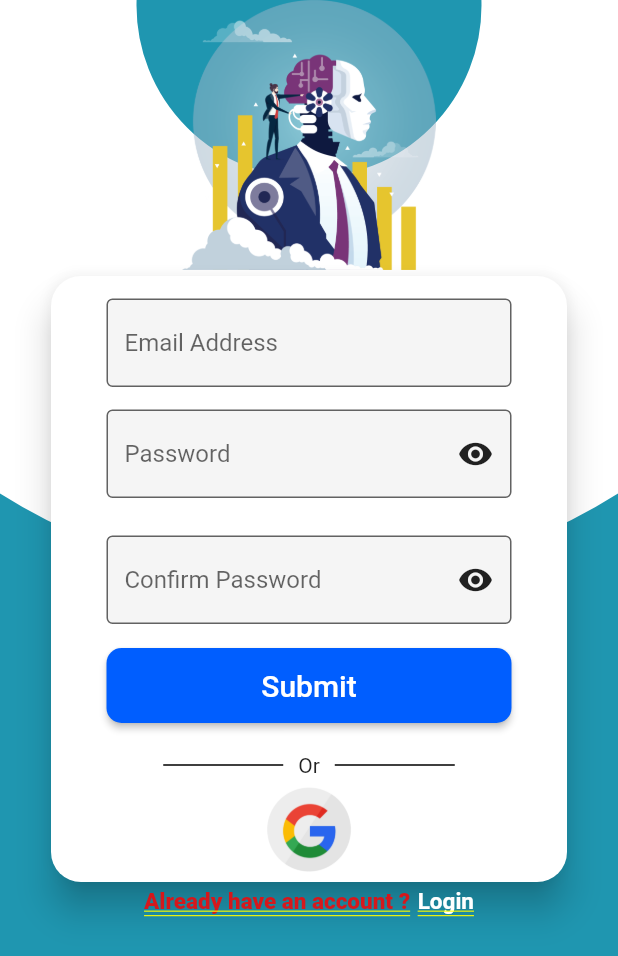
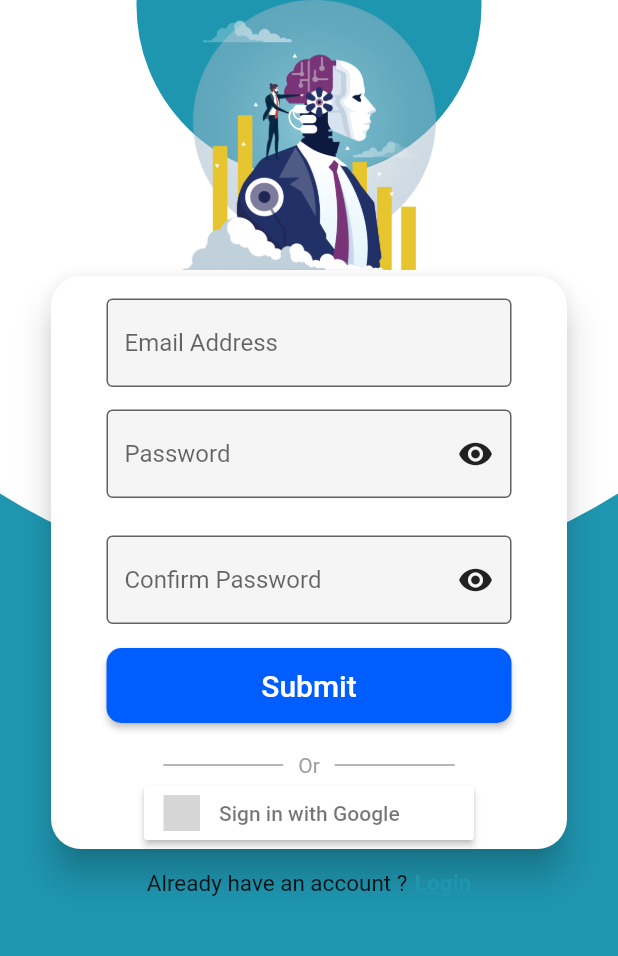
Before and after one commit to besquare-deriv/Developer-Readiness-Challenge, a Flutter app: the screen it shows after launch, after a tap on "Sign Up", on a phone screen of 412 x 824 dp. Shown: the top 956 px of the screen. Run offline on Flutter 3.47's test engine with Material 2 defaults, Android fonts, the phone set to English and light mode, and no system bars; our stand-ins replace auto_size_text, cloud_firestore, firebase_auth, firebase_core, flutter_settings_screens, flutter_signin_button and 6 more; missing offline and left inert: country_pickers; accounts and stored records are empty; Roboto replaces fonts that are missing (Montserrat); grey boxes are pictures that could not be loaded.

Commit message:
Signup page changed, Api token dialog redirects the user to landing page on clikcing cancel

```diff
--- a/lib/screens/signup_page.dart
+++ b/lib/screens/signup_page.dart
@@ -4,6 +4,7 @@ import 'package:auto_size_text/auto_size_text.dart';
 import 'package:drc/Authorization/auth_helper.dart';
 import 'package:drc/screens/login_page.dart';
 import 'package:flutter/material.dart';
+import 'package:flutter_signin_button/flutter_signin_button.dart';
 import 'package:form_field_validator/form_field_validator.dart';
 import '../constants.dart';
 
@@ -128,7 +129,8 @@ class _SignupScreenScreenState extends State<SignupScreen> {
                             validator: MultiValidator([
                               RequiredValidator(errorText: "Required"),
                               EmailValidator(
-                                  errorText: "Please enter a valid email address"),
+                                  errorText:
+                                      "Please enter a valid email address"),
                             ])),
                       ),
                       Container(
@@ -251,8 +253,7 @@ class _SignupScreenScreenState extends State<SignupScreen> {
                               });
                             }
                           } else {
-                            ScaffoldMessenger.of(context)
-                                .showSnackBar(SnackBar(
+                            ScaffoldMessenger.of(context).showSnackBar(SnackBar(
                               content: Text("Error occurred"),
                             ));
                           }
@@ -272,16 +273,21 @@ class _SignupScreenScreenState extends State<SignupScreen> {
                             child: Container(
                               height: 1.0,
                               width: 80.0,
-                              color: Colors.black,
+                              color: Colors.grey,
                             ),
                           ),
-                          Text("Or"),
+                          Text(
+                            "Or",
+                            style: TextStyle(
+                              color: Colors.grey,
+                            ),
+                          ),
                           Padding(
                             padding: EdgeInsets.symmetric(horizontal: 10.0),
                             child: Container(
                               height: 1.0,
                               width: 80.0,
-                              color: Colors.black,
+                              color: Colors.grey,
                             ),
                           ),
                         ],
@@ -289,8 +295,9 @@ class _SignupScreenScreenState extends State<SignupScreen> {
                       Row(
                         mainAxisAlignment: MainAxisAlignment.center,
                         children: [
-                          InkWell(
-                            onTap: () async {
+                          SignInButton(
+                            Buttons.Google,
+                            onPressed: () async {
                               try {
                                 await AuthHelper.signInWithGoogle();
                               } catch (e) {
@@ -312,11 +319,6 @@ class _SignupScreenScreenState extends State<SignupScreen> {
                                 );
                               }
                             },
-                            child: ClipRRect(
-                              borderRadius: BorderRadius.circular(20.0),
-                              child: Image.asset("assets/icons/google.png",
-                                  width: 70, height: 70),
-                            ),
                           ),
                         ],
                       ),
@@ -325,7 +327,12 @@ class _SignupScreenScreenState extends State<SignupScreen> {
                 ),
               ),
             ),
-            Row(
+            SizedBox(
+              height: 10,
+            ),
+            Material(
+              color: Colors.transparent,
+              child: Row(
                 mainAxisAlignment: MainAxisAlignment.center,
                 children: <Widget>[
                   Text(
@@ -344,7 +351,7 @@ class _SignupScreenScreenState extends State<SignupScreen> {
                     child: Text(
                       'Login',
                       style: TextStyle(
-                        color: Colors.white,
+                          color: Color(0xFF1F96B0),
                           fontFamily: 'Montserrat',
                           fontWeight: FontWeight.bold,
                           fontSize: 15,
@@ -352,6 +359,7 @@ class _SignupScreenScreenState extends State<SignupScreen> {
                     ),
                   ),
                 ],
+              ),
             ),
           ],
         ),
--- a/lib/screens/token_test.dart
+++ b/lib/screens/token_test.dart
@@ -1,4 +1,5 @@
 import 'package:cloud_firestore/cloud_firestore.dart';
+import 'package:drc/Authorization/auth_helper.dart';
 import 'package:firebase_auth/firebase_auth.dart';
 import 'package:flutter/cupertino.dart';
 import 'package:flutter/material.dart';
@@ -18,14 +19,14 @@ class _AddNoteState extends State<AddNote> {
 
   @override
   Widget build(BuildContext context) {
-
     return CupertinoAlertDialog(
-      title: Text("Add in token", textAlign: TextAlign.center, style: TextStyle(fontSize: 26,fontWeight: FontWeight.bold)),
-      content:
-      Center(
-        child: Column(
-          children: [
-            Text('Enter the BeRad app API token for "johndoe@gmail.com".', textAlign: TextAlign.center, style: TextStyle(fontSize: 16)),
+      title: Text("Add in token",
+          textAlign: TextAlign.center,
+          style: TextStyle(fontSize: 26, fontWeight: FontWeight.bold)),
+      content: Center(
+          child: Column(children: [
+        Text('Enter the BeRad app API token for "johndoe@gmail.com".',
+            textAlign: TextAlign.center, style: TextStyle(fontSize: 16)),
         SizedBox(height: 8),
         Card(
           color: Colors.transparent,
@@ -36,8 +37,7 @@ class _AddNoteState extends State<AddNote> {
                 onChanged: (_val) {
                   title = _val;
                 },
-                    decoration:
-                    InputDecoration(
+                decoration: InputDecoration(
                   border: OutlineInputBorder(),
                   hintText: "Enter token",
                   filled: true,
@@ -47,12 +47,12 @@ class _AddNoteState extends State<AddNote> {
             ],
           ),
         ),
-          ]
-        )
-      ),
+      ])),
       actions: <Widget>[
         TextButton(
-          onPressed: () => Navigator.pop(context, 'Cancel'),
+          onPressed: () {
+            AuthHelper().logOut();
+          },
           child: const Text("Cancel", style: TextStyle(fontSize: 17)),
         ),
         TextButton(
```
Lines whose indentation alone changed are shown as unchanged.
